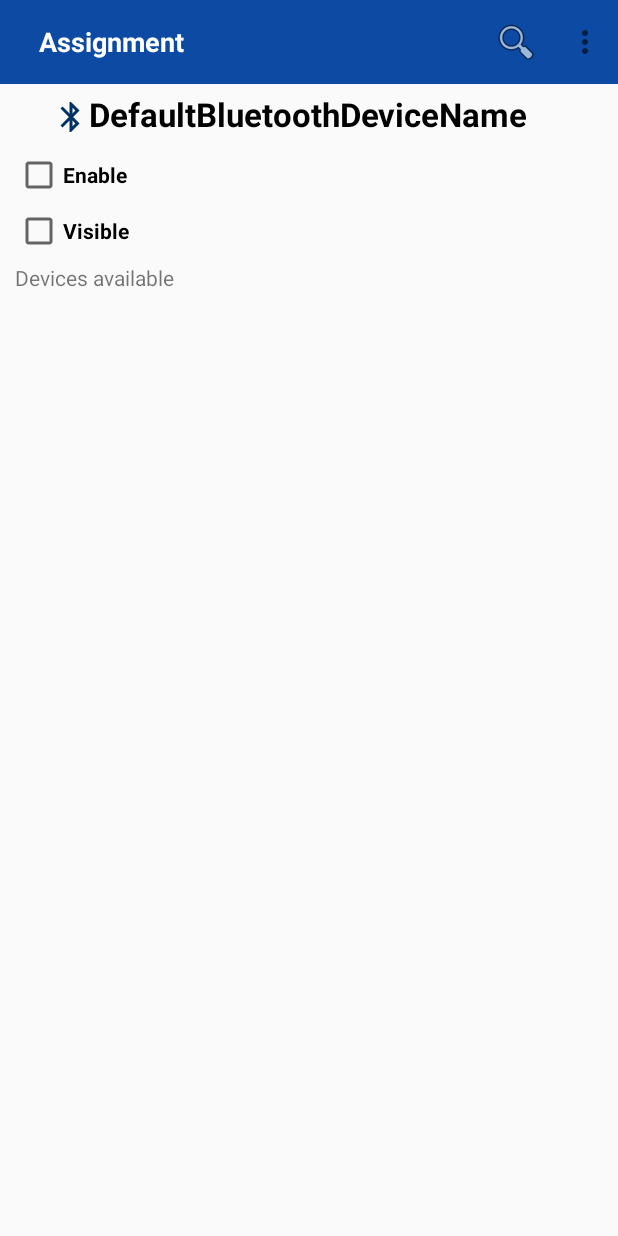
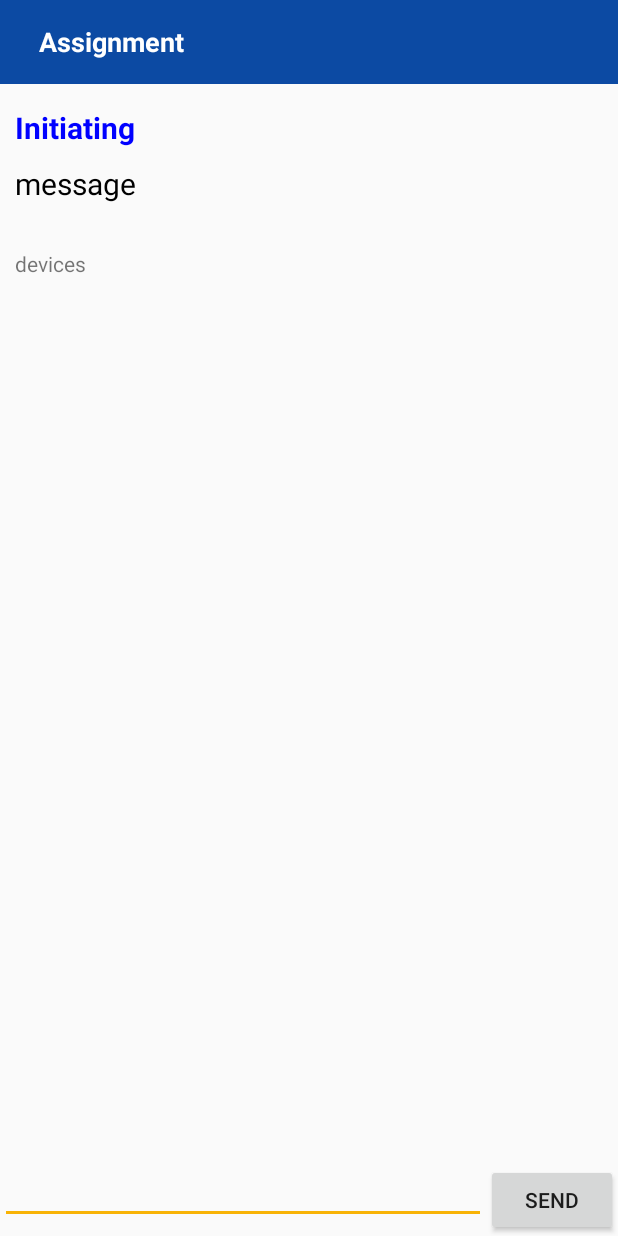
Before and after one commit to TheOutrider/LatInov, an Android app: the MainActivity screen opened directly, with no data from a screen before it, after a tap on "Connect a device", on a phone screen of 412 x 824 dp. Run offline under Robolectric (Android 15) with nearby library versions, the phone set to English and light mode, and no system bars.

Commit message:
second commit

```diff
--- a/app/src/main/java/com/brialchidimaar/latticeinovationassignment/MainActivity.java
+++ b/app/src/main/java/com/brialchidimaar/latticeinovationassignment/MainActivity.java
@@ -117,7 +117,6 @@ public class MainActivity extends AppCompatActivity {
         if (name == null ) {
             name = ba.getAddress();
         }
-
         return name;
     }
 
@@ -134,6 +133,10 @@ public class MainActivity extends AppCompatActivity {
             case R.id.logout:
                 openDialog();
                 return true;
+
+            case R.id.connect_scan:
+                startActivity(new Intent(getApplicationContext(), ScanActivity.class));
+                break;
         }
         return  false;
     }
--- /dev/null
+++ b/app/src/main/java/com/brialchidimaar/latticeinovationassignment/ScanActivity.java
@@ -0,0 +1,247 @@
+package com.brialchidimaar.latticeinovationassignment;
+
+import androidx.appcompat.app.AppCompatActivity;
+import android.bluetooth.BluetoothAdapter;
+import android.bluetooth.BluetoothDevice;
+import android.bluetooth.BluetoothServerSocket;
+import android.bluetooth.BluetoothSocket;
+import android.content.Intent;
+import android.graphics.Color;
+import android.os.Bundle;
+import android.os.Handler;
+import android.os.Message;
+import android.view.View;
+import android.widget.AdapterView;
+import android.widget.ArrayAdapter;
+import android.widget.Button;
+import android.widget.EditText;
+import android.widget.ListView;
+import android.widget.TextView;
+import java.io.IOException;
+import java.io.InputStream;
+import java.io.OutputStream;
+import java.util.Set;
+import java.util.UUID;
+
+public class ScanActivity extends AppCompatActivity {
+
+    Button sendButton;
+    ListView listView;
+    TextView message, status;
+    EditText editText;
+    BluetoothAdapter bluetoothAdapter;
+    BluetoothDevice[] btArray;
+
+    static final int STATE_LISTENING = 1;
+    static final int STATE_CONNECTING = 2;
+    static final int STATE_CONNECTED = 3;
+    static final int STATE_CONNECTING_FAILED = 4;
+    static final int STATE_MESSAGE_RECEIVED = 5;
+    int REQUEST_ENABLE_BLUETOOTH = 1;
+
+    SendReceive sendReceive;
+
+    private static final UUID MY_UUID = UUID.fromString("8ce225c0-223a-11e0-ac54-0803450c9a66");
+    private static final String APP_NAME = "LatticeInovationAssignment";
+
+    @Override
+    protected void onCreate(Bundle savedInstanceState) {
+        super.onCreate(savedInstanceState);
+        setContentView(R.layout.activity_scan);
+
+        sendButton = findViewById(R.id.send_btn);
+        listView = findViewById(R.id.listview_devices);
+        message = findViewById(R.id.message_txt);
+        status = findViewById(R.id.status_txt);
+        editText = findViewById(R.id.msg_edt);
+
+        bluetoothAdapter = BluetoothAdapter.getDefaultAdapter();
+
+        if (!bluetoothAdapter.isEnabled()) {
+            Intent enableIntent = new Intent(BluetoothAdapter.ACTION_REQUEST_ENABLE);
+            startActivityForResult(enableIntent, REQUEST_ENABLE_BLUETOOTH);
+        }
+
+        Set<BluetoothDevice> bt = bluetoothAdapter.getBondedDevices();
+        String[] strings = new String[bt.size()];
+        btArray = new BluetoothDevice[bt.size()];
+        int index = 0;
+
+        if (bt.size() > 0) {
+            for (BluetoothDevice device : bt) {
+                btArray[index] = device;
+                strings[index] = device.getName();
+                index++;
+            }
+            ArrayAdapter<String> arrayAdapter = new ArrayAdapter<String>(getApplicationContext(), android.R.layout.simple_list_item_1, strings);
+            listView.setAdapter(arrayAdapter);
+        }
+
+        ServerClass serverClass = new ServerClass();
+        serverClass.start();
+
+        listView.setOnItemClickListener(new AdapterView.OnItemClickListener() {
+            @Override
+            public void onItemClick(AdapterView<?> parent, View view, int position, long id) {
+                ClientClass clientClass = new ClientClass(btArray[position]);
+                clientClass.start();
+                status.setText("Connecting");
+            }
+        });
+
+        sendButton.setOnClickListener(new View.OnClickListener() {
+            @Override
+            public void onClick(View v) {
+                String string = "";
+                string = editText.getText().toString();
+                sendReceive.write(string.getBytes());
+                editText.setText("");
+            }
+        });
+
+    }
+
+    Handler handler = new Handler(new Handler.Callback() {
+        @Override
+        public boolean handleMessage(Message msg) {
+            switch(msg.what) {
+                case STATE_LISTENING:
+                    status.setText("Listening");
+                    break;
+                case STATE_CONNECTING:
+                    status.setText("Initiating");
+                    status.setTextColor(Color.BLUE);
+                    break;
+                case STATE_CONNECTED:
+                    status.setText("Connected");
+                    status.setTextColor(Color.GREEN);
+                    break;
+                case STATE_CONNECTING_FAILED:
+                    status.setText("Connection FAiled");
+                    status.setTextColor(Color.RED);
+                    break;
+                case STATE_MESSAGE_RECEIVED:
+                    byte[] readBuff = (byte[]) msg.obj;
+                    String tempMsg = new String(readBuff, 0, msg.arg1);
+                    message.setText("Message : " + tempMsg);
+                    break;
+            }
+            return false;
+        }
+    });
+
+    private class ServerClass extends Thread {
+        private BluetoothServerSocket serverSocket;
+        public ServerClass(){
+            try {
+                serverSocket = bluetoothAdapter.listenUsingRfcommWithServiceRecord(APP_NAME, MY_UUID);
+            } catch (IOException e) {
+                e.printStackTrace();
+            }
+        }
+
+        public void run() {
+            BluetoothSocket socket = null;
+            while(socket == null) {
+                try {
+                    Message msg = Message.obtain();
+                    msg.what = STATE_CONNECTING;
+                    handler.sendMessage(msg);
+                    socket = serverSocket.accept();
+                } catch (IOException e) {
+                    e.printStackTrace();
+                    Message msg = Message.obtain();
+                    msg.what = STATE_CONNECTING_FAILED;
+                    handler.sendMessage(msg);
+                }
+
+                if (socket != null) {
+                    Message msg = Message.obtain();
+                    msg.what = STATE_CONNECTED;
+                    handler.sendMessage(msg);
+
+                    sendReceive = new SendReceive(socket);
+                    sendReceive.start();
+                    break;
+                }
+            }
+        }
+    }
+
+    private class ClientClass extends  Thread {
+        private BluetoothDevice device;
+        private BluetoothSocket socket;
+
+        public ClientClass(BluetoothDevice device1){
+            this.device = device1;
+            try {
+                socket = device.createRfcommSocketToServiceRecord(MY_UUID);
+            } catch (IOException e) {
+                e.printStackTrace();
+            }
+        }
+
+        public void run(){
+            try {
+                socket.connect();
+                Message msg = Message.obtain();
+                msg.what = STATE_CONNECTED;
+                handler.sendMessage(msg);
+
+                sendReceive = new SendReceive(socket);
+                sendReceive.start();
+            } catch (IOException e) {
+                e.printStackTrace();
+                Message msg = Message.obtain();
+                msg.what = STATE_CONNECTING_FAILED;
+                handler.sendMessage(msg);
+            }
+        }
+    }
+
+    private class SendReceive extends Thread {
+        private final BluetoothSocket bluetoothSocket;
+        private final InputStream inputStream;
+        private final OutputStream outputStream;
+
+        public SendReceive(BluetoothSocket socket) {
+            bluetoothSocket = socket;
+            InputStream tempIn = null;
+            OutputStream tempOut = null;
+
+            try {
+                tempIn = bluetoothSocket.getInputStream();
+                tempOut = bluetoothSocket.getOutputStream();
+            } catch (IOException e) {
+                e.printStackTrace();
+            }
+
+            inputStream = tempIn;
+            outputStream = tempOut;
+
+        }
+
+        public void run(){
+            byte[] buffer = new byte[1024];
+            int bytes;
+
+            while (true) {
+                try {
+                    bytes = inputStream.read(buffer);
+                    handler.obtainMessage(STATE_MESSAGE_RECEIVED, bytes, -1, buffer).sendToTarget();
+                } catch (IOException e) {
+                    e.printStackTrace();
+                }
+            }
+        }
+
+        public void write(byte[] bytes) {
+            try {
+                outputStream.write(bytes);
+            } catch (IOException e) {
+                e.printStackTrace();
+            }
+        }
+    }
+
+}
--- /dev/null
+++ b/app/src/main/res/layout/activity_scan.xml
@@ -0,0 +1,104 @@
+<?xml version="1.0" encoding="utf-8"?>
+<RelativeLayout xmlns:android="http://schemas.android.com/apk/res/android"
+    xmlns:app="http://schemas.android.com/apk/res-auto"
+    xmlns:tools="http://schemas.android.com/tools"
+    android:layout_width="match_parent"
+    android:layout_height="match_parent"
+    tools:context=".ScanActivity">
+
+    <androidx.appcompat.widget.Toolbar
+        android:layout_width="match_parent"
+        android:layout_height="wrap_content"
+        android:background="@color/colorPrimary"
+        android:id="@+id/toolbar_scan"
+        >
+
+        <RelativeLayout
+            android:layout_width="match_parent"
+            android:layout_height="match_parent"
+            >
+
+            <TextView
+                android:layout_width="wrap_content"
+                android:layout_height="wrap_content"
+                android:layout_gravity="center"
+                android:text="Assignment"
+                android:textSize="18sp"
+                android:textColor="#FFFFFF"
+                android:textStyle="bold"
+                android:padding="10dp"/>
+
+
+        </RelativeLayout>
+
+    </androidx.appcompat.widget.Toolbar>
+
+
+    <TextView
+        android:layout_width="wrap_content"
+        android:layout_height="wrap_content"
+        android:text="status"
+        android:textColor="#000000"
+        android:textStyle="bold"
+        android:layout_below="@id/toolbar_scan"
+        android:layout_marginLeft="10dp"
+        android:textSize="20sp"
+        android:layout_marginTop="15dp"
+
+        android:id="@+id/status_txt"/>
+
+    <TextView
+        android:layout_width="wrap_content"
+        android:layout_height="wrap_content"
+        android:text="message"
+        android:layout_marginLeft="10dp"
+        android:textSize="20sp"
+        android:textColor="#000000"
+        android:layout_below="@id/status_txt"
+        android:layout_marginTop="10dp"
+
+        android:id="@+id/message_txt"/>
+
+    <TextView
+        android:layout_width="wrap_content"
+        android:layout_height="wrap_content"
+        android:text="devices"
+        android:layout_marginLeft="10dp"
+        android:layout_marginTop="30dp"
+        android:id="@+id/dvc"
+        android:layout_below="@id/message_txt"/>
+
+    <ListView
+        android:layout_width="match_parent"
+        android:layout_height="300dp"
+        android:layout_below="@id/dvc"
+        android:layout_marginTop="5dp"
+        android:layout_marginLeft="10dp"
+
+        android:id="@+id/listview_devices"/>
+
+    <LinearLayout
+        android:layout_width="match_parent"
+        android:layout_height="wrap_content"
+        android:orientation="horizontal"
+        android:layout_alignParentBottom="true">
+
+
+        <EditText
+            android:layout_width="0dp"
+            android:layout_height="wrap_content"
+            android:padding="5dp"
+            android:layout_weight="3"
+
+            android:id="@+id/msg_edt"/>
+
+        <Button
+            android:layout_width="wrap_content"
+            android:layout_height="wrap_content"
+            android:text="send"
+
+            android:id="@+id/send_btn"/>
+
+    </LinearLayout>
+
+</RelativeLayout>
--- a/app/src/main/res/menu/menu.xml
+++ b/app/src/main/res/menu/menu.xml
@@ -11,10 +11,4 @@
         android:title="@string/connect"
         app:showAsAction="ifRoom|withText" />
 
-
-<!--    <item android:id="@+id/discoverable"-->
-<!--        android:icon="@android:drawable/ic_menu_mylocation"-->
-<!--        android:title="@string/discoverable"-->
-<!--        app:showAsAction="ifRoom|withText" />-->
-
 </menu>
--- a/app/src/main/res/values/colors.xml
+++ b/app/src/main/res/values/colors.xml
@@ -3,4 +3,7 @@
     <color name="colorPrimary">#0C4AA3</color>
     <color name="colorPrimaryDark">#243D61</color>
     <color name="colorAccent">#F8B306</color>
+
+    <color name="green">#157E15</color>
+    <color name="red">#DF0000</color>
 </resources>
```
Also changed, not shown: app/src/main/AndroidManifest.xml (+9 -1 lines), app/src/main/java/com/brialchidimaar/latticeinovationassignment/Message.java (deleted, +0 -27 lines), app/src/main/res/layout/device_list.xml (deleted, +0 -42 lines), app/src/main/res/layout/device_name.xml (deleted, +0 -8 lines), app/src/main/res/layout/main.xml (deleted, +0 -37 lines).
